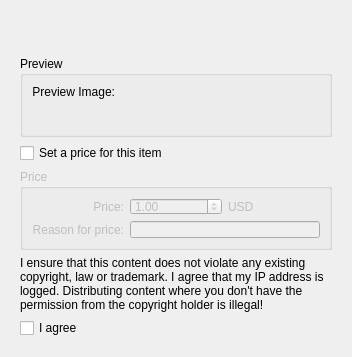
Old version of the form knewstuff/knewstuff3/uploaddialog.ui in the repository KDE/kdelibs.
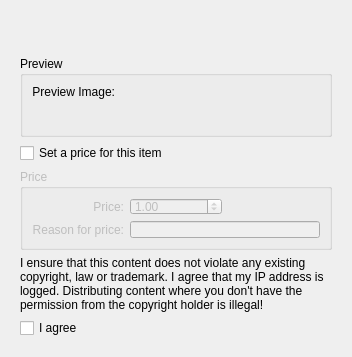
New version of the form. The open tabs and pages were chosen to show the change. Custom widgets are drawn as their Qt base class.

```diff
--- a/knewstuff/knewstuff3/uploaddialog.ui
+++ b/knewstuff/knewstuff3/uploaddialog.ui
@@ -413,7 +413,7 @@
           <item row="0" column="2">
            <widget class="QLabel" name="priceCurrency">
             <property name="text">
-             <string>USD</string>
+             <string/>
             </property>
            </widget>
           </item>
```
Left out of the diff: 2 changed lines with no effect on the pictures.
